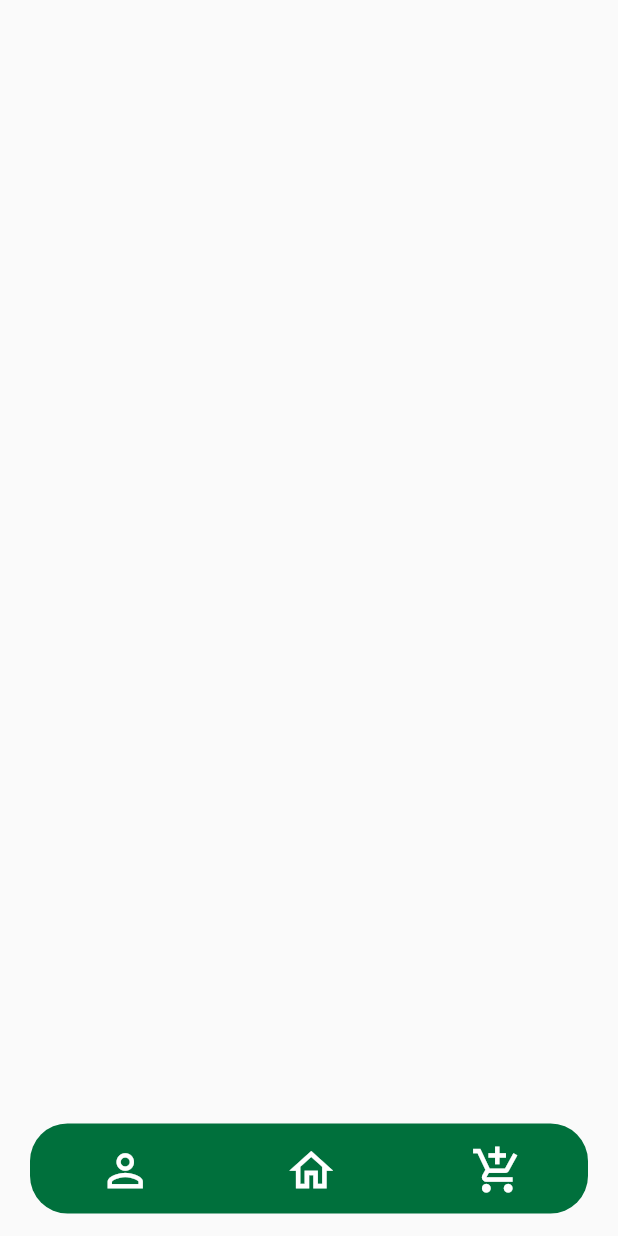
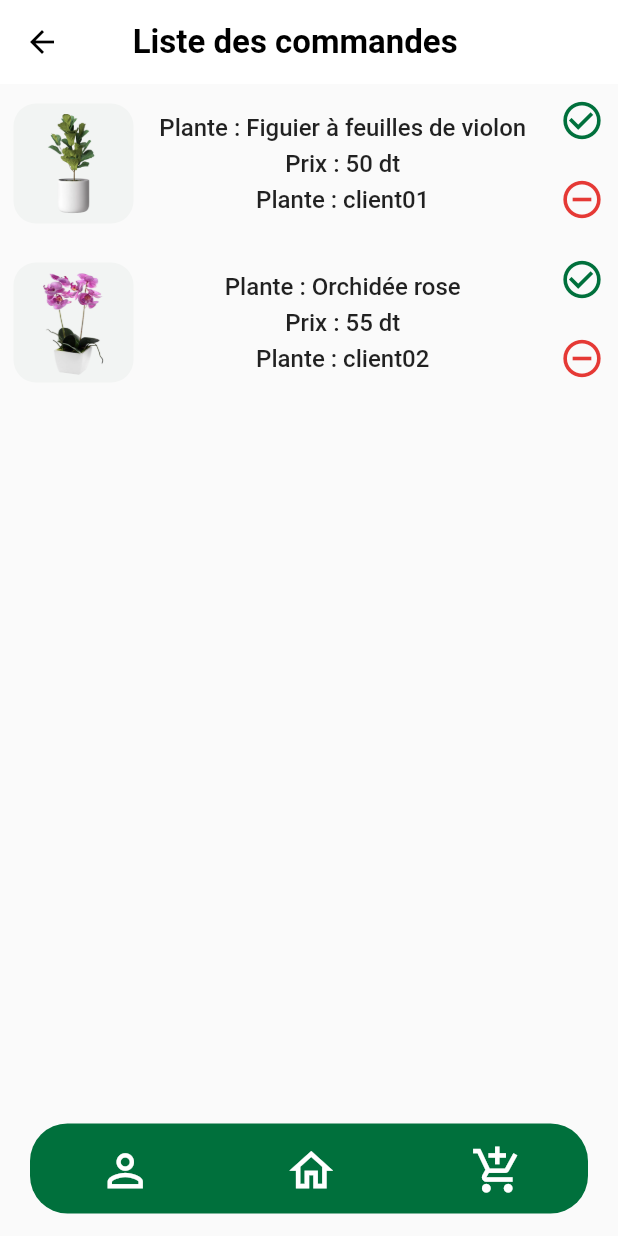
Before and after one commit to Chiraz32/Mini-Project-Chajrti, a Flutter app: the OrdersList_Seller screen opened by its route, on a phone screen of 412 x 824 dp. Run offline on Flutter 3.47's test engine with Material 2 defaults, Android fonts, the light colour scheme and no system bars; our stand-ins replace image_picker.

Commit message:
orders_list_seller page done

```diff
--- a/lib/Constants/constants.dart
+++ b/lib/Constants/constants.dart
@@ -1,4 +1,5 @@
 import 'package:chajrti/Models/Plant.dart';
+import 'package:chajrti/Models/order.dart';
 import 'package:flutter/material.dart';
 
 Color mainGreen = Color(0xff00703C);
@@ -15,15 +16,23 @@ List<Plant> plants = [
       description:
           "Les Cactus, Cactées ou encore Cactacées (Cactaceae) sont une famille de plantes à fleurs. Ce sont presque toutes des plantes grasses ou plantes succulentes, c'est-à-dire des plantes xérophytes qui stockent dans leurs tissus des réserves de « suc » pour faire face aux longues périodes de sécheresse.",
       price: 48),
- Plant(id: 2,
- name: "Figuier à feuilles de violon",
-  image: "assets/fiddle_leaf.png" ,
-  description: "Le figuier à feuilles de violon (Ficus lyrata) est un arbre d'intérieur populaire qui possède de très grandes feuilles en forme de violon, très nervurées et brillantes, qui poussent verticalement sur un tronc épuré. Un figuier à feuilles de violon est parfait comme point focal d'une pièce si vous pouvez le placer dans un récipient sur pied où la plante peut atteindre au moins 1,80 m de haut (la plupart des spécimens d'intérieur atteignent environ 3 m de haut).)",
-   price: 50),
-   Plant(id: 3,
-    name: "Orchidée rose ",
-     image: "assets/pink_orchid_flower.png",
-      description: "Les orchidées roses sont une merveilleuse façon d'envoyer votre amour à un ami ou à une personne importante. Nous proposons de petites plantes d'orchidées roses, de grandes orchidées roses et des tiges d'orchidées roses qui s'épanouissent dans un bouquet. Les orchidées roses sont faciles à entretenir et continueront à remplir une pièce d'une belle couleur rose pendant les mois à venir.",
-    price: 55),
-
+  Plant(
+      id: 2,
+      name: "Figuier à feuilles de violon",
+      image: "assets/fiddle_leaf.png",
+      description:
+          "Le figuier à feuilles de violon (Ficus lyrata) est un arbre d'intérieur populaire qui possède de très grandes feuilles en forme de violon, très nervurées et brillantes, qui poussent verticalement sur un tronc épuré. Un figuier à feuilles de violon est parfait comme point focal d'une pièce si vous pouvez le placer dans un récipient sur pied où la plante peut atteindre au moins 1,80 m de haut (la plupart des spécimens d'intérieur atteignent environ 3 m de haut).)",
+      price: 50),
+  Plant(
+      id: 3,
+      name: "Orchidée rose ",
+      image: "assets/pink_orchid_flower.png",
+      description:
+          "Les orchidées roses sont une merveilleuse façon d'envoyer votre amour à un ami ou à une personne importante. Nous proposons de petites plantes d'orchidées roses, de grandes orchidées roses et des tiges d'orchidées roses qui s'épanouissent dans un bouquet. Les orchidées roses sont faciles à entretenir et continueront à remplir une pièce d'une belle couleur rose pendant les mois à venir.",
+      price: 55),
 ];
+List<Order> orders = [
+  Order(id: 1, state: "en attente", plant: plants[1], clientId: "client01 "),
+  Order(id: 2, state: "refusée", plant: plants[2], clientId: "client02 "),
+  Order(id: 3, state: "acceptée", plant: plants[0], clientId: "client03 "),
+];
--- a/lib/Models/order.dart
+++ b/lib/Models/order.dart
@@ -0,0 +1,9 @@
+import 'package:chajrti/Models/Plant.dart';
+
+class Order{
+ late int id ;
+  late String state;
+  late Plant plant;
+  late String clientId;
+Order({required this.id,required this.state,required this.plant,required this.clientId});
+}
--- /dev/null
+++ b/lib/Providers/order_provider.dart
@@ -0,0 +1,19 @@
+import 'package:chajrti/Constants/constants.dart';
+
+import 'package:chajrti/Models/order.dart';
+import 'package:flutter/material.dart';
+class OrderProvider with ChangeNotifier {
+
+   final List<Order> _orders = orders;
+   List<Order> get  ordersList => _orders;
+
+   void addTolist(Order order) {
+    _orders.add(order);
+    notifyListeners();
+   }
+
+   void removeFromlist(Order order) {
+    _orders.remove(order);
+    notifyListeners();
+   }
+}
--- a/lib/Screens/ordersList_seller.dart
+++ b/lib/Screens/ordersList_seller.dart
@@ -1,7 +1,11 @@
+import 'package:chajrti/Constants/constants.dart';
+import 'package:chajrti/Providers/order_provider.dart';
 import 'package:chajrti/Widgets/BottomBar.dart';
+import 'package:chajrti/Widgets/OrderCard.dart';
 import 'package:flutter/material.dart';
 import 'package:flutter/src/widgets/container.dart';
 import 'package:flutter/src/widgets/framework.dart';
+import 'package:provider/provider.dart';
 
 class OrdersList_Seller extends StatefulWidget {
   const OrdersList_Seller({super.key});
@@ -13,13 +17,31 @@ class OrdersList_Seller extends StatefulWidget {
 class _OrdersList_SellerState extends State<OrdersList_Seller> {
   @override
   Widget build(BuildContext context) {
-    return  Scaffold(
-      body: Column(
-
-      ),
-      bottomNavigationBar: BottomBar(
-        isClient: false,
-      ),
-    );
+ var ordersList = context.watch<OrderProvider>().ordersList;
+    return Scaffold(
+        appBar: AppBar(
+            elevation: 0,
+            backgroundColor: Colors.white,
+            leading: BackButton(color: Colors.black),
+            title: const Text(
+              "   Liste des commandes ",
+              style: TextStyle(
+                  color: Colors.black,
+                  fontWeight: FontWeight.w700,
+                  fontSize: 22),
+            )),
+        body: ListView.builder(
+          itemCount: ordersList.length -1,
+          itemBuilder: ((context, ind) {
+            return OrderCard(image: ordersList[ind].plant.image,
+             price: ordersList[ind].plant.price,
+             plant: ordersList[ind].plant.name,
+             ClientId: ordersList[ind].clientId);
+          }),
+        )
+        ,
+        bottomNavigationBar: BottomBar(
+          isClient: false,
+        ));
   }
 }
--- /dev/null
+++ b/lib/Widgets/OrderCard.dart
@@ -0,0 +1,81 @@
+import 'package:chajrti/Constants/constants.dart';
+import 'package:flutter/material.dart';
+import 'package:flutter/src/widgets/container.dart';
+import 'package:flutter/src/widgets/framework.dart';
+
+class OrderCard extends StatelessWidget {
+  late String image;
+  late int price;
+  late String plant;
+  late String ClientId;
+  OrderCard(
+      {super.key,
+      required this.image,
+      required this.price,
+      required this.plant,
+      required this.ClientId});
+
+  @override
+  Widget build(BuildContext context) {
+    return Row(children: [
+      SizedBox(width: 5),
+      Card(
+        elevation: 0,
+        color: lighterGreen,
+        shape: const RoundedRectangleBorder(
+            borderRadius: BorderRadius.all(
+          Radius.circular(15.0),
+        )),
+        child: Image.asset(
+          image,
+          width: 80,
+          height: 80,
+        ),
+      ),
+      Expanded(
+        child: Column(
+          mainAxisAlignment: MainAxisAlignment.center,
+          children: [
+            Padding(
+                padding:
+                    const EdgeInsets.symmetric(horizontal: 10, vertical: 5),
+                child: Text("Plante : $plant",
+                    style: const TextStyle(
+                        fontSize: 16,
+                        fontWeight: FontWeight.w500,
+                        leadingDistribution: TextLeadingDistribution.even,),
+                       textAlign: TextAlign.center)),
+            Text("Prix : $price dt",
+                style:
+                    const TextStyle(fontSize: 16, fontWeight: FontWeight.w500),
+                     textAlign: TextAlign.center),
+            Padding(
+                padding:
+                    const EdgeInsets.symmetric(horizontal: 10, vertical: 5),
+                child: Text("Plante : $ClientId",
+                    style: const TextStyle(
+                        fontSize: 16, fontWeight: FontWeight.w500),
+                         textAlign: TextAlign.center)),
+          ],
+        ),
+      ),
+      Column(
+        mainAxisAlignment: MainAxisAlignment.center,
+        children: [
+
+          IconButton(
+              onPressed: () {},
+              icon:
+                  Icon(Icons.check_circle_outline, color: mainGreen, size:30)),
+          Padding(
+            padding: const EdgeInsets.symmetric(vertical: 5),
+            child: IconButton(
+                onPressed: () {},
+                icon: Icon(Icons.remove_circle_outline,
+                    color: Colors.red.shade600, size: 30)),
+          )
+        ],
+      )
+    ]);
+  }
+}
--- a/lib/Widgets/image_picker.dart
+++ b/lib/Widgets/image_picker.dart
@@ -24,12 +24,12 @@ class _Image_PickerState extends State<Image_Picker> {
         TextButton(
             onPressed: () {
               _getFromGallery();
+
             },
             child:
             Padding (padding:EdgeInsets.symmetric(vertical: MediaQuery.of(context).size.height*0.1)
             ,child: Column(children: <Widget>[
-              Text("Importer une image",
-                  style: TextStyle(color: Colors.grey.shade600,fontSize:18 )),
+                  displayImage(),
                   Padding(padding: EdgeInsets.only(top: 10),
                   child:  Icon(Icons.download, color: Colors.grey.shade600,size:35))
 
@@ -50,6 +50,11 @@ class _Image_PickerState extends State<Image_Picker> {
     }
   }
 
-  /// Get from Camera
-
-}
+ Widget displayImage(){
+    if(imageFile == null){
+      return Text("Importer une image",style: TextStyle(color: Colors.grey.shade600,fontSize:18 ));
+    } else{
+      return Image.file(imageFile!, width: 350, height: 350);
+    }
+  }
+  }
--- a/lib/main.dart
+++ b/lib/main.dart
@@ -1,4 +1,6 @@
 
+import 'package:chajrti/Constants/constants.dart';
+import 'package:chajrti/Providers/order_provider.dart';
 import 'package:chajrti/Screens/addPlant_seller.dart';
 import 'package:chajrti/Screens/editProfil.dart';
 import 'package:chajrti/Screens/listPlant_client.dart';
@@ -7,17 +9,21 @@ import 'package:chajrti/Screens/login.dart';
 import 'package:chajrti/Screens/ordersList_client.dart';
 import 'package:chajrti/Screens/ordersList_seller.dart';
 import 'package:flutter/material.dart';
+import 'package:provider/provider.dart';
 
 void main() {
-  runApp(MyApp());
+  runApp(ChangeNotifierProvider<OrderProvider>(
+create: (_)=> OrderProvider()
+, child: MyApp()));
 }
 
 class MyApp extends StatelessWidget {
   @override
   Widget build(BuildContext context) {
+    debugPrint(" orders length is ${orders.length}");
     return MaterialApp(
      debugShowCheckedModeBanner: false,
-        initialRoute: '/ProductList_Seller',
+        initialRoute: '/OrdersList_Seller',
         routes: {
           '/Login': (context) => const LoginPage(),
            '/ProductList_Client': (context) => const PlantsList_Client(),
--- a/pubspec.yaml
+++ b/pubspec.yaml
@@ -38,6 +38,8 @@ dependencies:
   cupertino_icons: ^1.0.2
   animated_bottom_navigation_bar: ^1.1.0
   image_picker: ^0.8.6
+  provider: ^6.0.5
+
 
 dev_dependencies:
   flutter_test:
```
Also changed, not shown: pubspec.lock.
